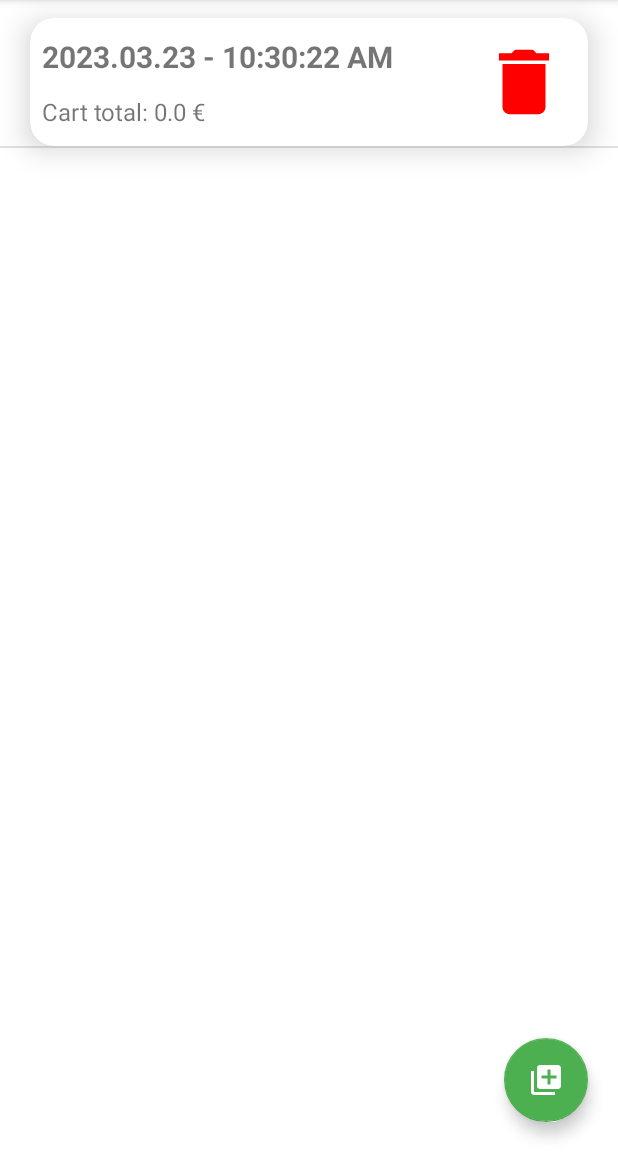
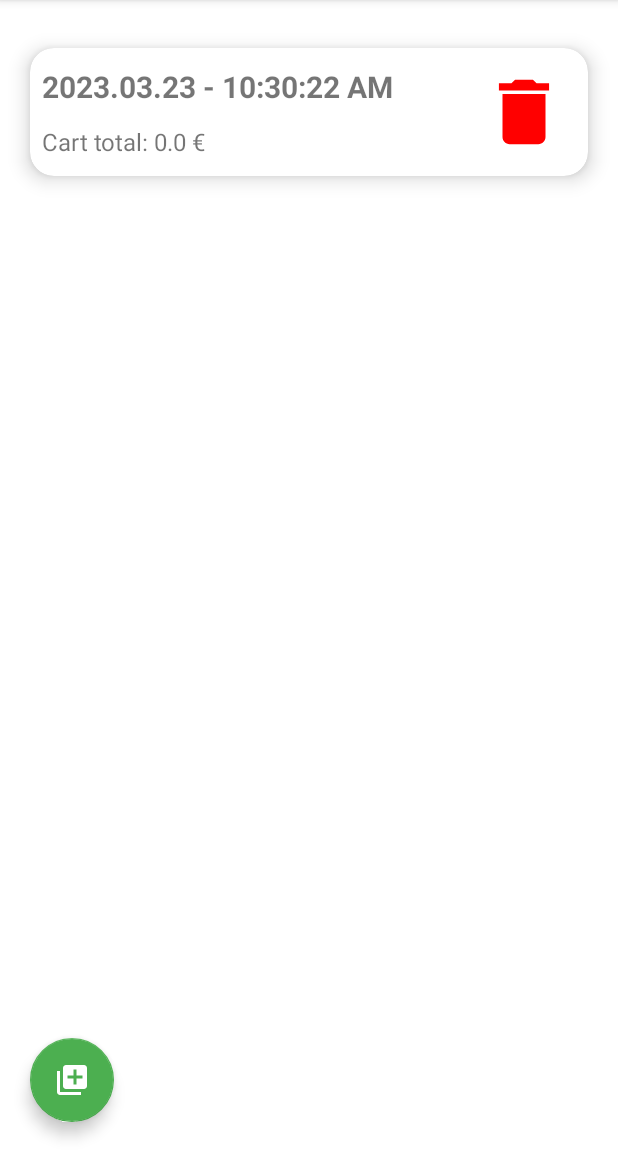
Before and after one commit to morj12/cloud-list, an Android app: the CartFragment screen opened directly, with no data from a screen before it, after a tap on an icon or button, on a phone screen of 412 x 824 dp, the part 84-1236 px from its top. Run offline under Robolectric (Android 15) with nearby library versions, the phone set to English and light mode, and no system bars; our stand-ins replace Firebase (no records; nobody signed in at launch, a user with empty details on screens opened directly), Room's generated code.

Commit message:
Another improvement

```diff
--- a/app/src/main/java/com/morj12/cloudlist/presentation/view/list/CartFragment.kt
+++ b/app/src/main/java/com/morj12/cloudlist/presentation/view/list/CartFragment.kt
@@ -49,9 +49,6 @@ class CartFragment : Fragment() {
     private fun initRecyclerView() {
         adapter = CartAdapter()
         binding.rcCart.layoutManager = LinearLayoutManager(activity)
-        binding.rcCart.addItemDecoration(
-            DividerItemDecoration(context, DividerItemDecoration.VERTICAL)
-        )
         binding.rcCart.adapter = adapter
         adapter.onItemClickedListener = { viewModel.setCart(it) }
         adapter.onItemDeleteClickedListener = {
--- a/app/src/main/res/layout/cart_item.xml
+++ b/app/src/main/res/layout/cart_item.xml
@@ -4,12 +4,11 @@
     xmlns:tools="http://schemas.android.com/tools"
     android:layout_width="match_parent"
     android:layout_height="wrap_content"
-    android:layout_marginTop="12dp"
+    android:layout_marginTop="32dp"
     app:cardCornerRadius="16dp"
-    app:layout_goneMarginTop="20dp"
     android:layout_marginStart="20dp"
     android:layout_marginEnd="20dp"
-    app:cardElevation="12dp">
+    app:cardElevation="8dp">
 
     <androidx.constraintlayout.widget.ConstraintLayout
         android:layout_width="match_parent"
--- a/app/src/main/res/layout/fragment_cart.xml
+++ b/app/src/main/res/layout/fragment_cart.xml
@@ -26,10 +26,8 @@
             android:id="@+id/rc_cart"
             android:layout_width="match_parent"
             android:layout_height="0dp"
-            android:layout_marginBottom="12dp"
             app:layout_constraintTop_toBottomOf="@id/bt_channel_disconnect"
             app:layout_constraintBottom_toBottomOf="parent"
-            app:layout_constraintBottom_toTopOf="@id/fab_new_cart"
             tools:listitem="@layout/cart_item"/>
 
         <com.google.android.material.floatingactionbutton.FloatingActionButton
@@ -38,7 +36,7 @@
             android:layout_height="wrap_content"
             android:layout_margin="20dp"
             app:layout_constraintBottom_toBottomOf="parent"
-            app:layout_constraintEnd_toEndOf="parent"
+            app:layout_constraintStart_toStartOf="parent"
             android:src="@drawable/ic_add"
             app:tint="@color/white"
             android:backgroundTint="?attr/colorPrimary"
```
Also changed, not shown: 1 other file.
